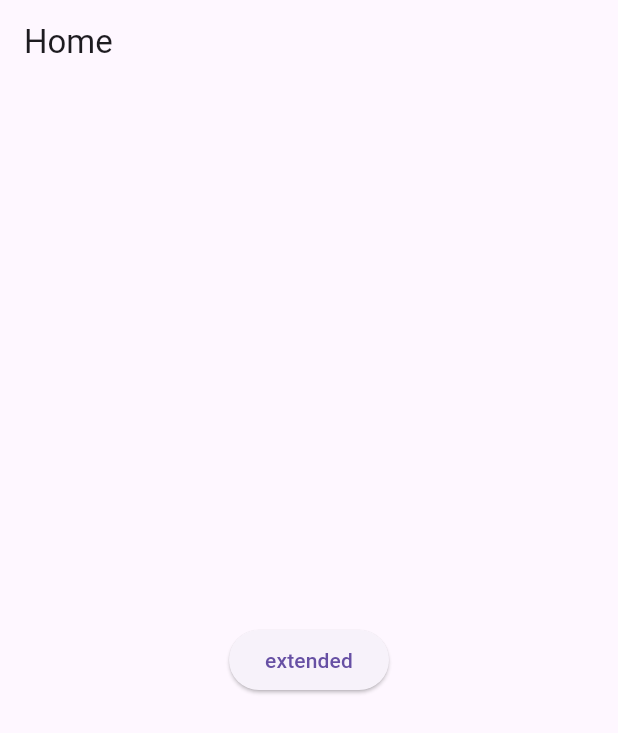
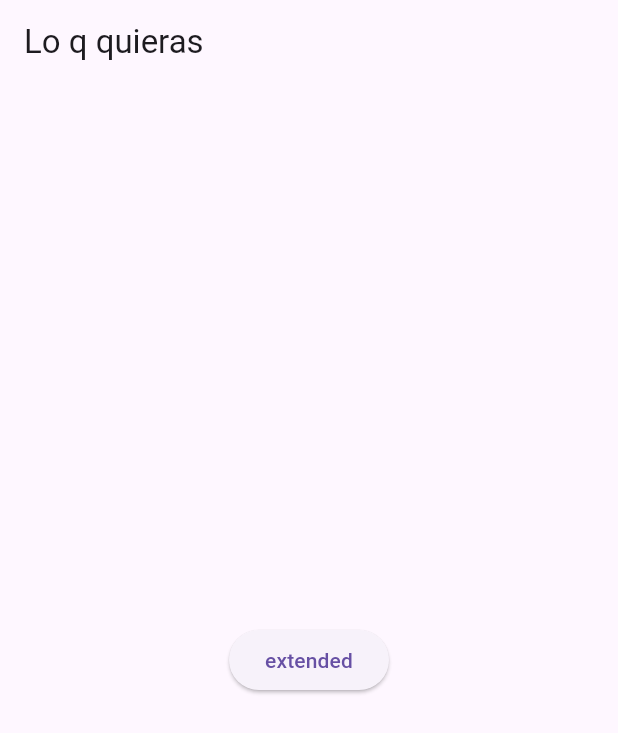
Before and after one commit to dariomadeira/openclima, a Flutter app: the screen it shows after launch, on a phone screen of 412 x 824 dp. Shown: the top 733 px of the screen. Run offline on Flutter 3.47's test engine with Material 3 defaults, Android fonts, the light colour scheme and no system bars.

Commit message:
aca esta lo q me pediste

```diff
--- a/lib/screens/home_screen.dart
+++ b/lib/screens/home_screen.dart
@@ -7,7 +7,7 @@ class HomeScreen extends StatelessWidget {
   Widget build(BuildContext context) {
     return Scaffold(
       appBar: AppBar(
-        title: const Text("Home"),
+        title: const Text("Lo q quieras"),
       ),
       body: Center(
         child: ElevatedButton(
```
